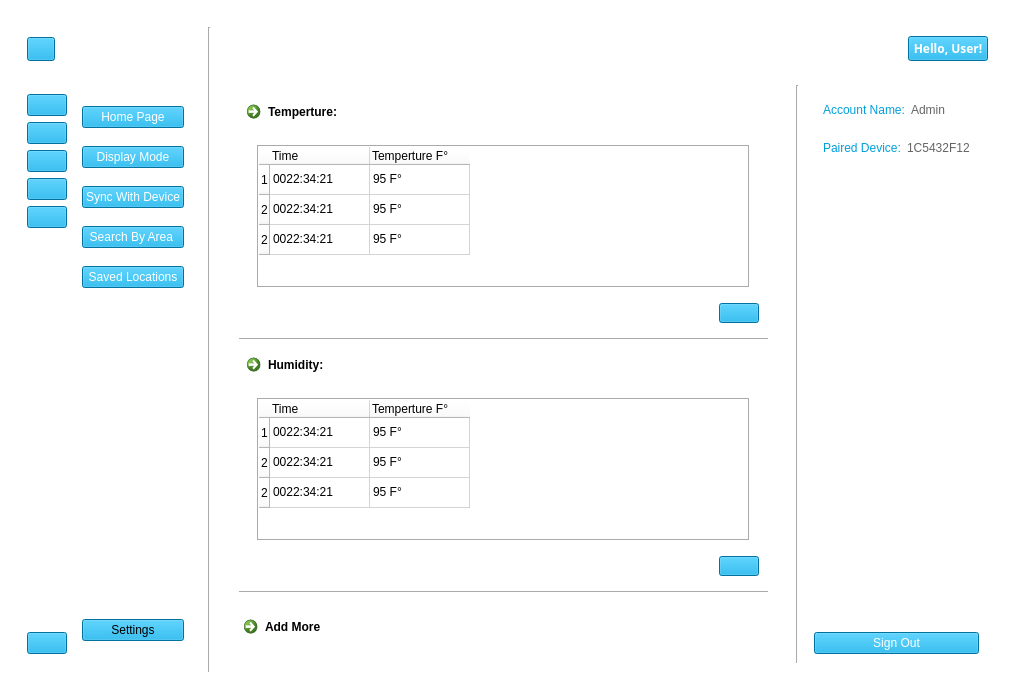
This is User Interface/WeatherApp.ui in sarscheps/Project---UI-Communications as Qt 5 draws it before an edit. The edited form follows.
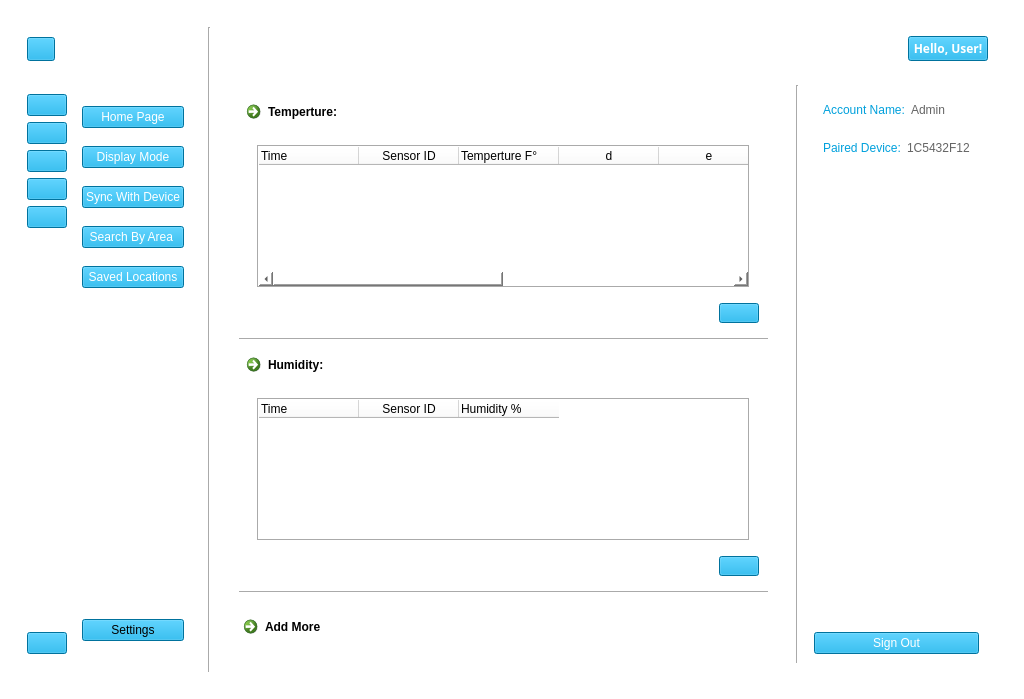
This is the edited form. Icons and pictures are not drawn. Custom widgets are drawn as their Qt base class.

What changed in the file:
```diff
--- a/User Interface/WeatherApp.ui
+++ b/User Interface/WeatherApp.ui
@@ -235,21 +235,6 @@
                                      <attribute name="verticalHeaderVisible">
                                       <bool>true</bool>
                                      </attribute>
-                                     <row>
-                                      <property name="text">
-                                       <string>1</string>
-                                      </property>
-                                     </row>
-                                     <row>
-                                      <property name="text">
-                                       <string>2</string>
-                                      </property>
-                                     </row>
-                                     <row>
-                                      <property name="text">
-                                       <string>2</string>
-                                      </property>
-                                     </row>
                                      <column>
                                       <property name="text">
                                        <string>Time</string>
@@ -258,6 +243,11 @@
                                        <set>AlignLeading|AlignVCenter</set>
                                       </property>
                                      </column>
+                                     <column>
+                                      <property name="text">
+                                       <string>Sensor ID</string>
+                                      </property>
+                                     </column>
                                      <column>
                                       <property name="text">
                                        <string>Temperture F°</string>
@@ -266,36 +256,31 @@
                                        <set>AlignLeading|AlignVCenter</set>
                                       </property>
                                      </column>
-                                     <item row="0" column="0">
+                                     <column>
                                       <property name="text">
-                                       <string>0022:34:21</string>
+                                       <string>d</string>
                                       </property>
-                                     </item>
-                                     <item row="0" column="1">
+                                     </column>
+                                     <column>
                                       <property name="text">
-                                       <string>95 F°</string>
+                                       <string>e</string>
                                       </property>
-                                     </item>
-                                     <item row="1" column="0">
+                                     </column>
+                                     <column>
                                       <property name="text">
-                                       <string>0022:34:21</string>
+                                       <string>f</string>
                                       </property>
-                                     </item>
-                                     <item row="1" column="1">
+                                     </column>
+                                     <column>
                                       <property name="text">
-                                       <string>95 F°</string>
+                                       <string>g</string>
                                       </property>
-                                     </item>
-                                     <item row="2" column="0">
+                                     </column>
+                                     <column>
                                       <property name="text">
-                                       <string>0022:34:21</string>
+                                       <string>h</string>
                                       </property>
-                                     </item>
-                                     <item row="2" column="1">
-                                      <property name="text">
-                                       <string>95 F°</string>
-                                      </property>
-                                     </item>
+                                     </column>
                                     </widget>
                                    </item>
                                   </layout>
@@ -526,21 +511,6 @@
                                      <attribute name="verticalHeaderVisible">
                                       <bool>true</bool>
                                      </attribute>
-                                     <row>
-                                      <property name="text">
-                                       <string>1</string>
-                                      </property>
-                                     </row>
-                                     <row>
-                                      <property name="text">
-                                       <string>2</string>
-                                      </property>
-                                     </row>
-                                     <row>
-                                      <property name="text">
-                                       <string>2</string>
-                                      </property>
-                                     </row>
                                      <column>
                                       <property name="text">
                                        <string>Time</string>
@@ -551,42 +521,17 @@
                                      </column>
                                      <column>
                                       <property name="text">
-                                       <string>Temperture F°</string>
+                                       <string>Sensor ID</string>
+                                      </property>
+                                     </column>
+                                     <column>
+                                      <property name="text">
+                                       <string>Humidity %</string>
                                       </property>
                                       <property name="textAlignment">
                                        <set>AlignLeading|AlignVCenter</set>
                                       </property>
                                      </column>
-                                     <item row="0" column="0">
-                                      <property name="text">
-                                       <string>0022:34:21</string>
-                                      </property>
-                                     </item>
-                                     <item row="0" column="1">
-                                      <property name="text">
-                                       <string>95 F°</string>
-                                      </property>
-                                     </item>
-                                     <item row="1" column="0">
-                                      <property name="text">
-                                       <string>0022:34:21</string>
-                                      </property>
-                                     </item>
-                                     <item row="1" column="1">
-                                      <property name="text">
-                                       <string>95 F°</string>
-                                      </property>
-                                     </item>
-                                     <item row="2" column="0">
-                                      <property name="text">
-                                       <string>0022:34:21</string>
-                                      </property>
-                                     </item>
-                                     <item row="2" column="1">
-                                      <property name="text">
-                                       <string>95 F°</string>
-                                      </property>
-                                     </item>
                                     </widget>
                                    </item>
                                   </layout>
```
Left out of the diff: 12 changed lines with no effect on the pictures.
